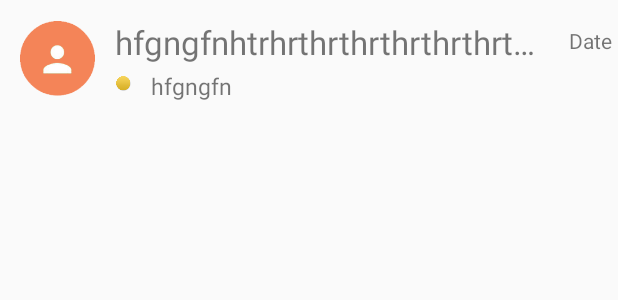
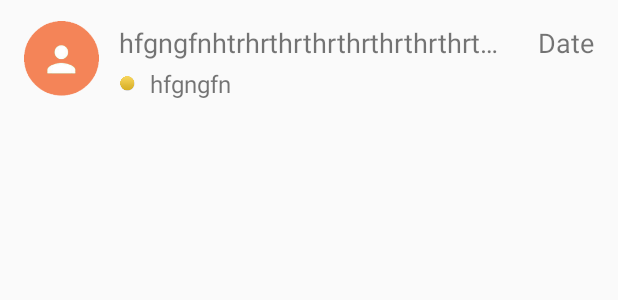
Before and after one commit to b1acKr0se/meenmessaging, an Android app: the layout list_view_main.xml on its own in the app's theme, with its tools: preview values and no code run, on a phone screen of 412 x 824 dp. Shown: the top 300 px of the screen. Run offline under Robolectric (Android 15) with nearby library versions, the phone set to English and light mode, and no system bars.

Commit message:
change thread layout to match material design guidelines

```diff
--- a/app/src/main/java/io/wyrmise/meen/NewSmsBroadcastReceiver.java
+++ b/app/src/main/java/io/wyrmise/meen/NewSmsBroadcastReceiver.java
@@ -134,6 +134,7 @@ public class NewSmsBroadcastReceiver extends BroadcastReceiver {
         Toast.makeText(context, "SMS from " + message.messageNumber,
                 Toast.LENGTH_SHORT).show();
         mBuilder.setSmallIcon(R.drawable.notification_icon);
+        mBuilder.setPriority(NotificationCompat.PRIORITY_MAX);
         Bitmap largeIcon = BitmapFactory.decodeResource(context.getResources(), R.drawable.icon_launcher);
         mBuilder.setLargeIcon(largeIcon);
         mBuilder.setContentTitle(message.messageNumber);
--- a/app/src/main/res/layout/list_view_main.xml
+++ b/app/src/main/res/layout/list_view_main.xml
@@ -8,7 +8,7 @@
         android:id="@+id/quickBadge"
         android:layout_width="50sp"
         android:layout_height="50sp"
-        android:layout_marginStart="13sp"
+        android:layout_marginStart="16dp"
         android:layout_marginTop="14sp"
         android:scaleType="centerCrop"
         android:src="@drawable/default_2" />
@@ -17,13 +17,13 @@
         android:id="@+id/address"
         android:layout_width="wrap_content"
         android:layout_height="wrap_content"
-        android:layout_marginEnd="50sp"
+        android:layout_marginEnd="70sp"
         android:layout_marginStart="13sp"
-        android:layout_marginTop="13sp"
+        android:layout_marginTop="16sp"
         android:layout_toRightOf="@id/quickBadge"
         android:singleLine="true"
         android:text="hfgngfnhtrhrthrthrthrthrthrthrthrthrthrthtrh"
-        android:textSize="22sp"/>
+        android:textSize="18sp"/>
 
     <ImageView
         android:id="@+id/readStatus"
@@ -31,7 +31,7 @@
         android:layout_height="10sp"
         android:layout_below="@id/address"
         android:layout_marginStart="14sp"
-        android:layout_marginTop="8sp"
+        android:layout_marginTop="10sp"
         android:layout_toRightOf="@id/quickBadge"
         android:src="@drawable/unread"/>
 
@@ -40,21 +40,21 @@
         android:layout_width="wrap_content"
         android:layout_height="wrap_content"
         android:layout_below="@id/address"
-        android:layout_marginStart="13sp"
+        android:layout_marginStart="10sp"
         android:layout_marginTop="4sp"
         android:layout_toRightOf="@id/readStatus"
         android:singleLine="true"
         android:text="hfgngfn"
-        android:textSize="15sp" />
+        android:textSize="16sp" />
 
     <TextView
         android:id="@+id/showDate"
         android:layout_width="wrap_content"
         android:layout_height="wrap_content"
         android:layout_alignParentRight="true"
-        android:layout_marginEnd="4sp"
-        android:layout_marginTop="17sp"
+        android:layout_marginEnd="16dp"
+        android:layout_marginTop="16sp"
         android:text="@string/date"
-        android:textSize="14sp" />
+        android:textSize="18sp" />
 
 </RelativeLayout>
```
